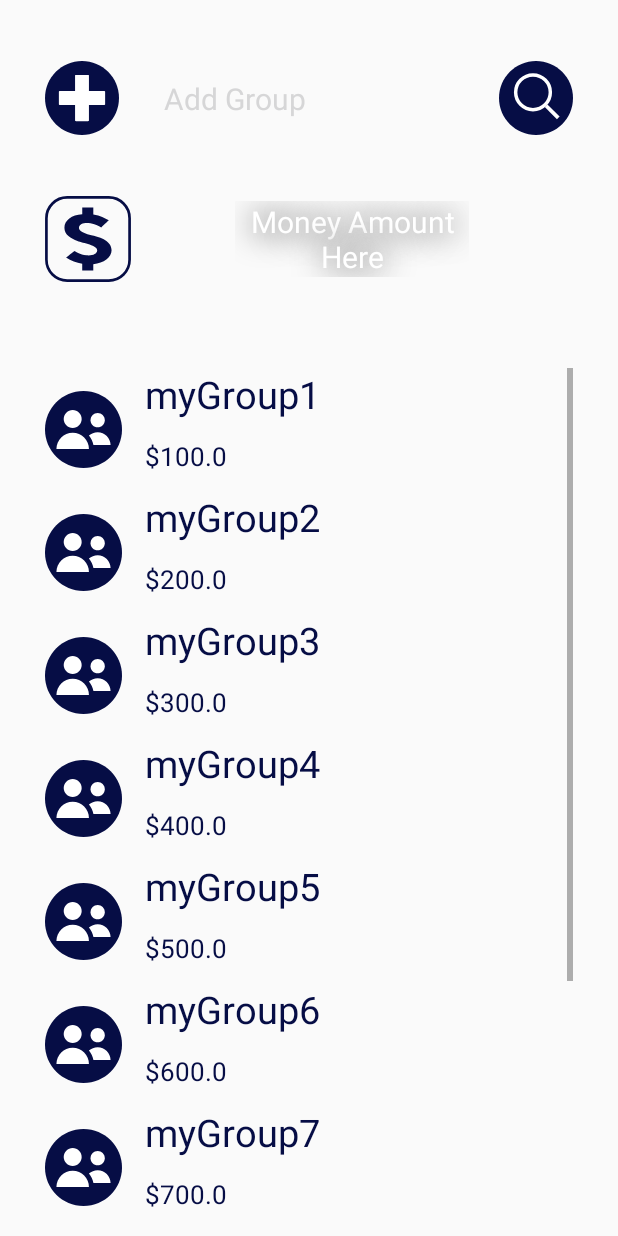
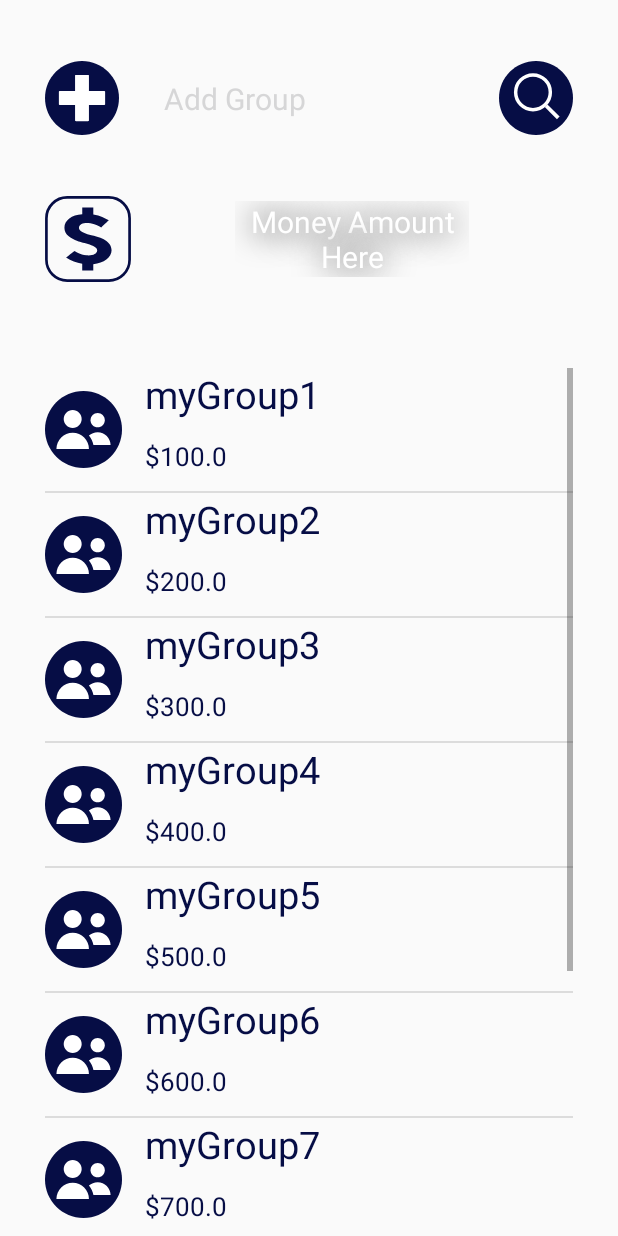
Before and after one commit to CHyett/SharedExpenseApp, an Android app: the fragment HomePageFragment shown on its own in the app's theme, on a phone screen of 412 x 824 dp. Run offline under Robolectric (Android 15) with nearby library versions, the phone set to English and light mode, and no system bars; our stand-ins replace Room's generated code, data binding; libraries missing offline, so code that uses them is left out: com.loopj.android, cz.msebera.android, jp.wasabeef.blurry; 3 statements that could not run were skipped.

Commit message:
Added swipe to refresh on home screen

```diff
--- a/Client/app/src/main/java/com/example/sharedexpenseapp/homepage/HomePageFragment.kt
+++ b/Client/app/src/main/java/com/example/sharedexpenseapp/homepage/HomePageFragment.kt
@@ -5,6 +5,7 @@ import android.os.Bundle
 import android.view.LayoutInflater
 import android.view.View
 import android.view.ViewGroup
+import android.widget.Toast
 import androidx.appcompat.content.res.AppCompatResources
 import androidx.core.app.ActivityCompat
 import androidx.core.content.ContextCompat
@@ -17,6 +18,7 @@ import androidx.navigation.fragment.findNavController
 import androidx.recyclerview.widget.DividerItemDecoration
 import androidx.recyclerview.widget.LinearLayoutManager
 import androidx.recyclerview.widget.RecyclerView
+import androidx.swiperefreshlayout.widget.SwipeRefreshLayout
 import com.example.sharedexpenseapp.R
 import com.example.sharedexpenseapp.databinding.HomePageFragmentBinding
 import com.example.sharedexpenseapp.login.LoginFragment
@@ -28,7 +30,7 @@ private const val BLUR_RADIUS = 20
 private const val MOTIONLAYOUT_TRANSITION_DURATION = 500
 private const val NAV_DRAWER_ANIMATION_DURATION = 500L
 
-class HomePageFragment: Fragment() {
+class HomePageFragment: Fragment(), SwipeRefreshLayout.OnRefreshListener {
 
     companion object { fun newInstance() = LoginFragment() }
 
@@ -68,6 +70,7 @@ class HomePageFragment: Fragment() {
         binding = DataBindingUtil.inflate(inflater, R.layout.home_page_fragment, container, false)
         initRecyclerView()
         addDataSet()
+        binding.homeFragmentSwipeRefreshRoot.setOnRefreshListener(this)
         return binding.root
     }
 
@@ -234,17 +237,23 @@ class HomePageFragment: Fragment() {
     private fun initRecyclerView() {
         binding.homeFragmentGroupsList.layoutManager = object: LinearLayoutManager(requireContext()) {
             override fun checkLayoutParams(lp: RecyclerView.LayoutParams?): Boolean {
-                lp?.height = binding.homeFragmentRoot.height / 10
+                lp?.height = binding.homeFragmentRootLinearLayout.height / 10
                 return true
             }
         }
-        binding.homeFragmentGroupsList.addItemDecoration(DividerItemDecoration(requireContext(), DividerItemDecoration.VERTICALr))
+        binding.homeFragmentGroupsList.addItemDecoration(DividerItemDecoration(requireContext(), DividerItemDecoration.VERTICAL))
         groupAdapter = GroupRecyclerAdapter()
         binding.homeFragmentGroupsList.adapter = groupAdapter
     }
 
     private fun addDataSet() {
         groupAdapter.submitList(RECYCLER_DATA)
+    }
+
+    //SwipeRefreshLayout onRefresh interface listener
+    override fun onRefresh() {
+        Toast.makeText(context, "You refreshed the page!", Toast.LENGTH_SHORT).show()
+        binding.homeFragmentSwipeRefreshRoot.isRefreshing = false
     }
 
     //Implement what happens if the user rejects any permissions
--- a/Client/app/src/main/res/layout/home_page_fragment.xml
+++ b/Client/app/src/main/res/layout/home_page_fragment.xml
@@ -3,12 +3,17 @@
     xmlns:app="http://schemas.android.com/apk/res-auto"
     xmlns:tools="http://schemas.android.com/tools">
 
-    <LinearLayout
-        android:id="@+id/home_fragment_root"
+    <androidx.swiperefreshlayout.widget.SwipeRefreshLayout
+        android:id="@+id/home_fragment_swipe_refresh_root"
         android:layout_width="match_parent"
         android:layout_height="match_parent"
         android:layout_marginLeft="@dimen/home_fragment_root_margin"
-        android:layout_marginRight="@dimen/home_fragment_root_margin"
+        android:layout_marginRight="@dimen/home_fragment_root_margin">
+
+        <LinearLayout
+            android:id="@+id/home_fragment_root_linear_layout"
+            android:layout_width="match_parent"
+            android:layout_height="match_parent"
             android:orientation="vertical"
             android:weightSum="100"
             tools:background="@color/colorSecondary"
@@ -17,7 +22,7 @@
             <LinearLayout
                 android:layout_width="match_parent"
                 android:layout_height="0dp"
-            android:layout_weight="5"/>
+                android:layout_weight="5" />
 
             <androidx.constraintlayout.widget.ConstraintLayout
                 android:id="@+id/home_fragment_add_or_search_container"
@@ -31,39 +36,39 @@
                     android:layout_width="0dp"
                     android:layout_height="match_parent"
                     android:background="@drawable/add_group_button"
+                    app:layout_constraintBottom_toBottomOf="parent"
                     app:layout_constraintDimensionRatio="h,1:1"
-                app:layout_constraintBottom_toBottomOf="parent"
                     app:layout_constraintLeft_toLeftOf="parent"
-                app:layout_constraintTop_toTopOf="parent"/>
-
-            <TextView
-                android:id="@+id/home_fragment_add_group_text"
-                android:layout_width="wrap_content"
-                android:layout_height="wrap_content"
-                android:textSize="@dimen/home_fragment_add_group_text"
-                android:text="@string/home_fragment_add_group_text"
-                android:layout_marginLeft="@dimen/home_fragment_add_group_text_left_margin"
-                android:textColor="@color/colorBlack"
-                app:layout_constraintTop_toTopOf="parent"
-                app:layout_constraintBottom_toBottomOf="parent"
-                app:layout_constraintLeft_toRightOf="@+id/home_fragment_add_group_button"/>
+                    app:layout_constraintTop_toTopOf="parent" />
 
                 <Button
                     android:id="@+id/home_fragment_search_group_button"
                     android:layout_width="0dp"
                     android:layout_height="match_parent"
                     android:background="@drawable/search"
+                    app:layout_constraintBottom_toBottomOf="parent"
                     app:layout_constraintDimensionRatio="h,1:1"
+                    app:layout_constraintRight_toRightOf="parent"
+                    app:layout_constraintTop_toTopOf="parent" />
+
+                <TextView
+                    android:id="@+id/home_fragment_add_group_text"
+                    android:layout_width="wrap_content"
+                    android:layout_height="wrap_content"
+                    android:layout_marginLeft="@dimen/home_fragment_add_group_text_left_margin"
+                    android:text="@string/home_fragment_add_group_text"
+                    android:textColor="@color/colorBlack"
+                    android:textSize="@dimen/home_fragment_add_group_text"
                     app:layout_constraintBottom_toBottomOf="parent"
-                app:layout_constraintRight_toRightOf="parent"
-                app:layout_constraintTop_toTopOf="parent"/>
+                    app:layout_constraintLeft_toRightOf="@+id/home_fragment_add_group_button"
+                    app:layout_constraintTop_toTopOf="parent" />
 
             </androidx.constraintlayout.widget.ConstraintLayout>
 
             <LinearLayout
                 android:layout_width="match_parent"
                 android:layout_height="0dp"
-            android:layout_weight="5"/>
+                android:layout_weight="5" />
 
             <androidx.constraintlayout.widget.ConstraintLayout
                 android:layout_width="match_parent"
@@ -74,38 +79,38 @@
                     android:id="@+id/home_fragment_dollar_sign_image"
                     android:layout_width="0dp"
                     android:layout_height="0dp"
+                    android:contentDescription="@string/autofill_hints"
                     android:src="@drawable/dollar"
+                    app:layout_constraintBottom_toBottomOf="parent"
                     app:layout_constraintDimensionRatio="h,1:1"
                     app:layout_constraintLeft_toLeftOf="parent"
-                app:layout_constraintTop_toTopOf="parent"
-                app:layout_constraintBottom_toBottomOf="parent"
-                android:contentDescription="@string/autofill_hints" />
+                    app:layout_constraintTop_toTopOf="parent" />
 
                 <TextView
                     android:id="@+id/home_fragment_placeholder_id"
                     android:layout_width="wrap_content"
                     android:layout_height="wrap_content"
-                android:text="@string/home_fragment_temp_string"
-                android:textColor="@color/colorAccent"
-                android:textSize="@dimen/home_fragment_placeholder_text"
-                android:textAlignment="center"
-                android:shadowRadius="27"
-                android:shadowDx="1"
-                android:shadowDy="1"
                     android:paddingLeft="10dp"
                     android:paddingRight="10dp"
                     android:shadowColor="#000000"
+                    android:shadowDx="1"
+                    android:shadowDy="1"
+                    android:shadowRadius="27"
+                    android:text="@string/home_fragment_temp_string"
+                    android:textAlignment="center"
+                    android:textColor="@color/colorAccent"
+                    android:textSize="@dimen/home_fragment_placeholder_text"
+                    app:layout_constraintBottom_toBottomOf="parent"
                     app:layout_constraintLeft_toRightOf="@+id/home_fragment_dollar_sign_image"
-                app:layout_constraintTop_toTopOf="parent"
-                app:layout_constraintBottom_toBottomOf="parent"
-                app:layout_constraintRight_toRightOf="parent"/>
+                    app:layout_constraintRight_toRightOf="parent"
+                    app:layout_constraintTop_toTopOf="parent" />
 
             </androidx.constraintlayout.widget.ConstraintLayout>
 
             <LinearLayout
                 android:layout_width="match_parent"
                 android:layout_height="0dp"
-            android:layout_weight="7"/>
+                android:layout_weight="7" />
 
             <androidx.recyclerview.widget.RecyclerView
                 android:id="@+id/home_fragment_groups_list"
@@ -115,6 +120,8 @@
                 android:scrollbars="vertical" />
 
         </LinearLayout>
+
+    </androidx.swiperefreshlayout.widget.SwipeRefreshLayout>
 
     <data>
 
```
Lines whose indentation alone changed are shown as unchanged.
